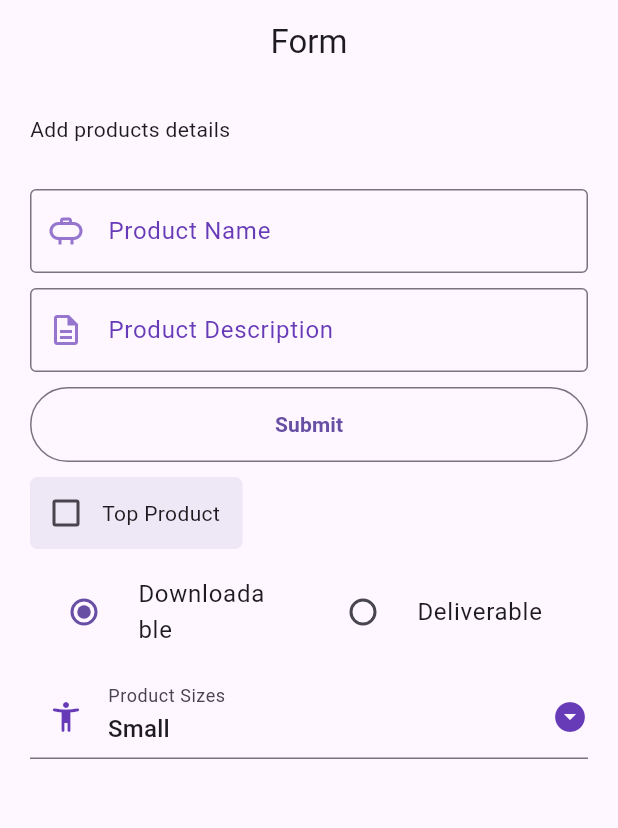
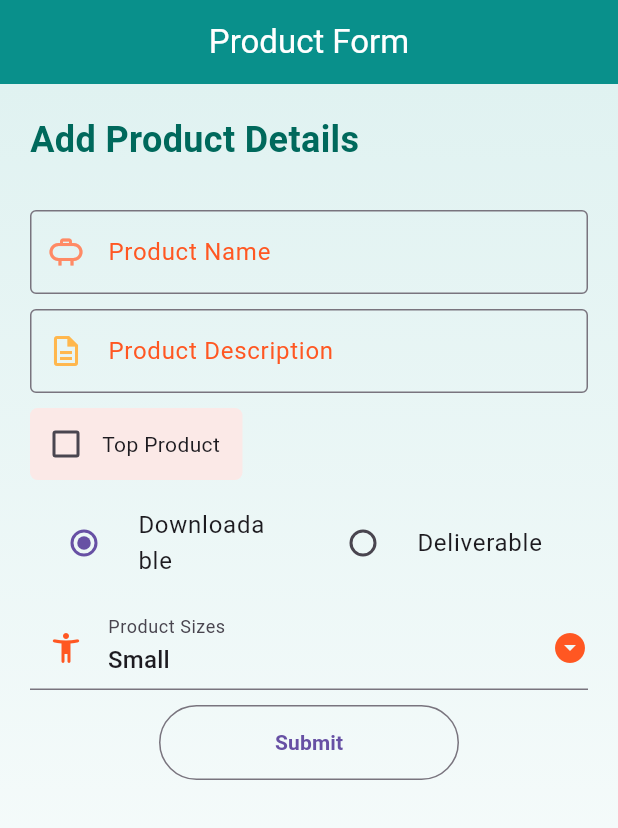
Before and after one commit to Alionit01/Flutter_Practice, a Flutter app: the screen it shows after launch, on a phone screen of 412 x 824 dp. Shown: the top 828 px of the screen. Run offline on Flutter 3.47's test engine with Material 3 defaults, Android fonts, the phone set to English and light mode, and no system bars.

Commit message:
Project Compeleted

```diff
--- a/practiseApps/firstApp/flutter_application_1/lib/forms.dart
+++ b/practiseApps/firstApp/flutter_application_1/lib/forms.dart
@@ -1,5 +1,8 @@
 import 'package:flutter/material.dart';
 import 'package:flutter_application_1/details.dart';
+import 'package:flutter_application_1/models/product_modal.dart';
+import 'package:flutter_application_1/widgets/myButton.dart';
+import 'package:flutter_application_1/widgets/myTextField.dart';
 
 enum ProductTypeEnum { Downloadable, Deliverable }
 
@@ -14,16 +17,17 @@ class _MyFormState extends State<MyForm> {
   final _productController = TextEditingController();
   final _productDController = TextEditingController();
   bool? _listTileCheckBox = false;
-  ProductTypeEnum _productTypeEnum = ProductTypeEnum.Downloadable; // Added default value
+  ProductTypeEnum _productTypeEnum = ProductTypeEnum.Downloadable;
   final _productSizeList = ["Small", "Medium", "Large", "XLarge"];
 
   final _formKey = GlobalKey<FormState>();
 
+
+  String? _selectedVal;
+
   _MyFormState() {
     _selectedVal = _productSizeList[0];
   }
-
-  String? _selectedVal = "";
 
   @override
   void dispose() {
@@ -35,31 +39,49 @@ class _MyFormState extends State<MyForm> {
   @override
   Widget build(BuildContext context) {
     return Scaffold(
-      appBar: AppBar(title: Text("Form"), centerTitle: true),
+      appBar: AppBar(
+        title: Text("Product Form", style: TextStyle(color: Colors.white)),
+        centerTitle: true,
+        backgroundColor: Colors.teal,
+        elevation: 4,
+      ),
       body: Container(
         padding: EdgeInsets.all(20.0),
+        decoration: BoxDecoration(
+          gradient: LinearGradient(
+            begin: Alignment.topCenter,
+            end: Alignment.bottomCenter,
+            colors: [Colors.teal.shade50, Colors.white],
+          ),
+        ),
         child: ListView(
           children: [
-            const Text("Add products details"),
+            Text(
+              "Add Product Details",
+              style: TextStyle(
+                fontSize: 24,
+                fontWeight: FontWeight.bold,
+                color: Colors.teal.shade800,
+              ),
+            ),
             SizedBox(height: 30.0),
-
-
-
+            Form(
+              key: _formKey,
+              child: Column(
+                children: [
                   MyTextField(
                     fieldName: 'Product Name',
                     myController: _productController,
                     myIcon: Icons.propane_outlined,
-              prefixIconColor: Colors.deepPurple.shade300,
+                    prefixIconColor: Colors.deepOrange.shade300,
                   ),
                   SizedBox(height: 10.0),
                   MyTextField(
                     fieldName: 'Product Description',
                     myController: _productDController,
                     myIcon: Icons.description_outlined,
-              prefixIconColor: Colors.deepPurple.shade300,
+                    prefixIconColor: Colors.orange.shade300,
                   ),
-            SizedBox(height: 10.0),
-            myBtn(context),
                   SizedBox(height: 10.0),
                   MyCheckBox(
                     value: _listTileCheckBox,
@@ -111,70 +133,42 @@ class _MyFormState extends State<MyForm> {
                     },
                     icon: const Icon(
                       Icons.arrow_drop_down_circle,
-                color: Colors.deepPurple,
+                      color: Colors.deepOrange,
                     ),
-              dropdownColor: Colors.deepPurple.shade50,
+                    dropdownColor: Colors.deepOrange.shade50,
                     decoration: InputDecoration(
                       labelText: "Product Sizes",
                       prefixIcon: Icon(
                         Icons.accessibility_new_rounded,
-                  color: Colors.deepPurple,
+                        color: Colors.deepOrange,
                       ),
                       border: UnderlineInputBorder(),
                     ),
                   ),
+                 SizedBox(height: 10.0),
+                  MyButton(
+                    onPress: () {
+                      if (_formKey.currentState!.validate()) {
+
+                        ProductDetails productDetails = ProductDetails();
+                        productDetails.productName = _productController.text;
+                        productDetails.productDetails = _productDController.text;
+                        productDetails.isTopProduct = _listTileCheckBox!;
+                        productDetails.productType = _productTypeEnum;
+                        productDetails.productSize = _selectedVal!;
+
+                        Navigator.push(
+                          context, MaterialPageRoute(builder: (context){
+                            return Details(productDetails: productDetails);
+                          })  );
+                      }
+                    },
+                  ),
                 ],
               ),
             ),
-    );
-  }
-
-  OutlinedButton myBtn(BuildContext context) {
-    return OutlinedButton(
-      style: OutlinedButton.styleFrom(minimumSize: const Size(200, 50)),
-      onPressed: () {
-        Navigator.push(
-          context,
-          MaterialPageRoute(
-            builder: (context) {
-              return Details(productName: _productController.text);
-            },
+          ],
         ),
-        );
-      },
-      child: Text(
-        "Submit",
-        style: const TextStyle(fontWeight: FontWeight.bold),
-      ),
-    );
-  }
-}
-
-class MyTextField extends StatelessWidget {
-  const MyTextField({
-    super.key,
-    required this.fieldName,
-    required this.myController,
-    this.myIcon = Icons.verified_user_outlined,
-    this.prefixIconColor = Colors.blueAccent,
-  });
-
-  final TextEditingController myController;
-  final String fieldName;
-  final IconData myIcon;
-  final Color prefixIconColor;
-
-  @override
-  Widget build(BuildContext context) {
-    return TextFormField(
-      controller: myController,
-      decoration: InputDecoration(
-        labelText: fieldName,
-        prefixIcon: Icon(myIcon, color: prefixIconColor),
-        border: OutlineInputBorder(
-          borderSide: BorderSide(color: Colors.deepPurple.shade300),
-        ),
-        labelStyle: const TextStyle(color: Colors.deepPurple),
       ),
     );
   }
@@ -193,14 +187,14 @@ class MyCheckBox extends StatelessWidget {
       child: Container(
         decoration: BoxDecoration(
           borderRadius: BorderRadius.circular(5.0),
-          color: Colors.deepPurple.shade50,
+          color: Colors.deepOrange.shade50,
         ),
         child: Row(
           mainAxisSize: MainAxisSize.min,
           children: [
             Checkbox(
               checkColor: Colors.white,
-              activeColor: Colors.deepPurple,
+              activeColor: Colors.deepOrange,
               tristate: true,
               value: value,
               onChanged: onChanged,
--- /dev/null
+++ b/practiseApps/firstApp/flutter_application_1/lib/models/product_modal.dart
@@ -0,0 +1,11 @@
+import 'package:flutter/material.dart';
+import 'package:flutter_application_1/forms.dart';
+
+class ProductDetails {
+  late String productName;
+  late String productDetails;
+  late bool isTopProduct;
+  late ProductTypeEnum productType;
+  late String productSize;
+
+}
--- /dev/null
+++ b/practiseApps/firstApp/flutter_application_1/lib/widgets/myButton.dart
@@ -0,0 +1,21 @@
+import 'package:flutter/material.dart';
+
+class MyButton extends StatelessWidget {
+  final VoidCallback onPress;
+
+  const MyButton({super.key, required this.onPress});
+
+  @override
+  Widget build(BuildContext context) {
+    return OutlinedButton(
+      style: OutlinedButton.styleFrom(
+        minimumSize: const Size(200, 50),
+      ),
+      onPressed: onPress,
+      child: const Text(
+        "Submit",
+        style: TextStyle(fontWeight: FontWeight.bold),
+      ),
+    );
+  }
+}
--- /dev/null
+++ b/practiseApps/firstApp/flutter_application_1/lib/widgets/myTextField.dart
@@ -0,0 +1,38 @@
+import 'package:flutter/material.dart';
+
+class MyTextField extends StatelessWidget {
+  const MyTextField({
+    super.key,
+    required this.fieldName,
+    required this.myController,
+    this.myIcon = Icons.verified_user_outlined,
+    this.prefixIconColor = Colors.orange,
+  });
+
+  final TextEditingController myController;
+  final String fieldName;
+  final IconData myIcon;
+  final Color prefixIconColor;
+
+  @override
+  Widget build(BuildContext context) {
+    return TextFormField(
+      validator: (value) {
+        if (value == null || value.isEmpty) {
+          return "No text has entered";
+        } else {
+          return null;
+        }
+      },
+      controller: myController,
+      decoration: InputDecoration(
+        labelText: fieldName,
+        prefixIcon: Icon(myIcon, color: prefixIconColor),
+        border: OutlineInputBorder(
+          borderSide: BorderSide(color: Colors.deepOrange.shade300),
+        ),
+        labelStyle: const TextStyle(color: Colors.deepOrange),
+      ),
+    );
+  }
+}
```
Also changed, not shown: practiseApps/firstApp/flutter_application_1/lib/details.dart (+44 -8 lines). Lines whose indentation alone changed are shown as unchanged.
